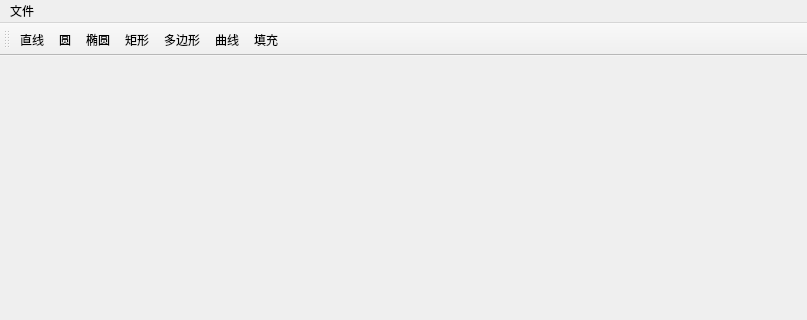
Old version of the form FinalNew/mainwindow.ui in the repository breadstory-x/my-painter; both pictures show x 0 to 807 and y 0 to 320 of the 807 by 583 pixel window.
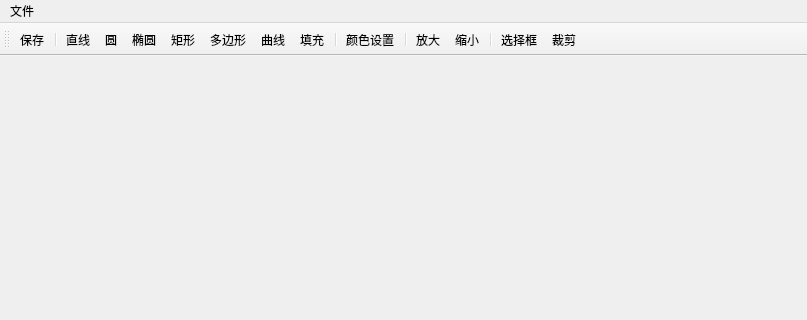
New version of the form. Icons and pictures are not drawn.

```diff
--- a/FinalNew/mainwindow.ui
+++ b/FinalNew/mainwindow.ui
@@ -36,6 +36,12 @@
      <family>微软雅黑 Light</family>
     </font>
    </property>
+   <property name="iconSize">
+    <size>
+     <width>32</width>
+     <height>32</height>
+    </size>
+   </property>
    <property name="toolButtonStyle">
     <enum>Qt::ToolButtonTextUnderIcon</enum>
    </property>
@@ -45,6 +51,8 @@
    <attribute name="toolBarBreak">
     <bool>false</bool>
    </attribute>
+   <addaction name="actionSave"/>
+   <addaction name="separator"/>
    <addaction name="actionLine"/>
    <addaction name="actionCircle"/>
    <addaction name="actionEllipse"/>
@@ -52,6 +60,14 @@
    <addaction name="actionPolygon"/>
    <addaction name="actionCurve"/>
    <addaction name="actionFill"/>
+   <addaction name="separator"/>
+   <addaction name="actionColor"/>
+   <addaction name="separator"/>
+   <addaction name="actionLarge"/>
+   <addaction name="actionLittle"/>
+   <addaction name="separator"/>
+   <addaction name="actionSelect"/>
+   <addaction name="actionCut"/>
   </widget>
   <widget class="QStatusBar" name="statusBar"/>
   <action name="actionLine">
@@ -138,6 +154,63 @@
     <string>填充</string>
    </property>
   </action>
+  <action name="actionLarge">
+   <property name="icon">
+    <iconset resource="icon.qrc">
+     <normaloff>:/icons/放大.bmp</normaloff>:/icons/放大.bmp</iconset>
+   </property>
+   <property name="text">
+    <string>放大</string>
+   </property>
+  </action>
+  <action name="actionLittle">
+   <property name="icon">
+    <iconset resource="icon.qrc">
+     <normaloff>:/icons/缩小.bmp</normaloff>:/icons/缩小.bmp</iconset>
+   </property>
+   <property name="text">
+    <string>缩小</string>
+   </property>
+  </action>
+  <action name="actionColor">
+   <property name="icon">
+    <iconset resource="icon.qrc">
+     <normaloff>:/icons/颜色.bmp</normaloff>:/icons/颜色.bmp</iconset>
+   </property>
+   <property name="text">
+    <string>颜色设置</string>
+   </property>
+  </action>
+  <action name="actionSelect">
+   <property name="checkable">
+    <bool>true</bool>
+   </property>
+   <property name="icon">
+    <iconset resource="icon.qrc">
+     <normaloff>:/icons/矩形选择框.bmp</normaloff>:/icons/矩形选择框.bmp</iconset>
+   </property>
+   <property name="text">
+    <string>选择框</string>
+   </property>
+  </action>
+  <action name="actionCut">
+   <property name="icon">
+    <iconset resource="icon.qrc">
+     <normaloff>:/icons/裁剪.bmp</normaloff>:/icons/裁剪.bmp</iconset>
+   </property>
+   <property name="text">
+    <string>裁剪</string>
+   </property>
+  </action>
+  <action name="actionSave">
+   <property name="icon">
+    <iconset resource="icon.qrc">
+     <normaloff>:/icons/保存.bmp</normaloff>:/icons/保存.bmp</iconset>
+   </property>
+   <property name="text">
+    <string>保存</string>
+   </property>
+  </action>
  </widget>
  <layoutdefault spacing="6" margin="11"/>
  <resources>
```
